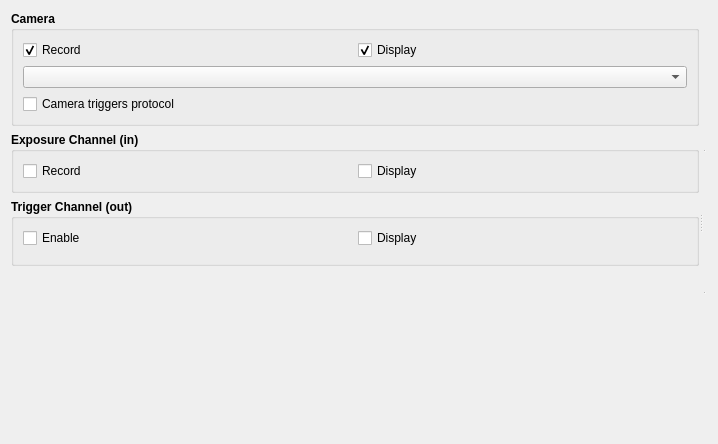
Above: lib/devices/PVCam/ProtocolTemplate.ui from acq4/acq4 before the change. Below: the same form after it.
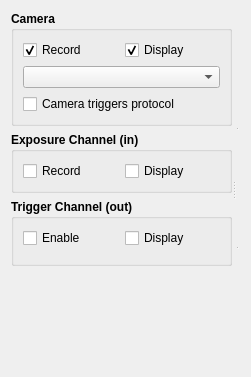
That is the form after the change. Custom widgets are drawn as their Qt base class.

```diff
--- a/lib/devices/PVCam/ProtocolTemplate.ui
+++ b/lib/devices/PVCam/ProtocolTemplate.ui
@@ -6,8 +6,8 @@
    <rect>
     <x>0</x>
     <y>0</y>
-    <width>718</width>
-    <height>444</height>
+    <width>251</width>
+    <height>377</height>
    </rect>
   </property>
   <property name="windowTitle">
```
